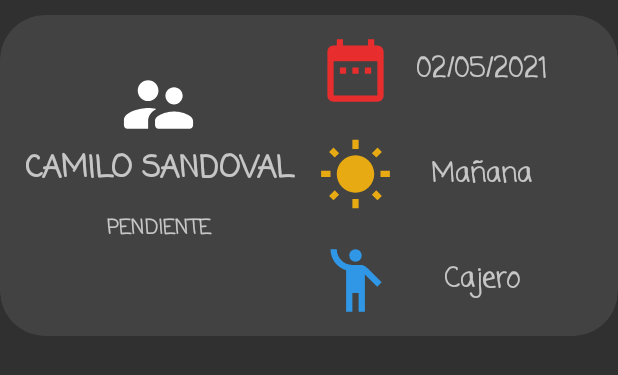
After one commit to JuanCa7/appMovilSena, an Android app: the layout card_turno.xml on its own in the app's theme, with its tools: preview values and no code run, on a phone screen of 412 x 824 dp. The commit adds this screen. Shown: the top 375 px of the screen. Run offline under Robolectric (Android 15) with nearby library versions, the phone set to English and light mode, and no system bars; network calls fail.

Commit message:
Funciona correctamente el listar turnos con cardview y listview

```diff
--- a/app/src/main/AndroidManifest.xml
+++ b/app/src/main/AndroidManifest.xml
@@ -1,7 +1,6 @@
 <?xml version="1.0" encoding="utf-8"?>
 <manifest xmlns:android="http://schemas.android.com/apk/res/android"
     package="com.example.controlpersonal">
-    <uses-permission android:name="android.permission.INTERNET" />
 
     <application
         android:allowBackup="true"
@@ -12,7 +11,8 @@
         android:supportsRtl="true"
         android:theme="@style/Theme.AppCompat.NoActionBar"
         android:usesCleartextTraffic="true">
-        <activity android:name=".listPersonas"></activity>
+        <activity android:name=".listTurnos"></activity>
+        <activity android:name=".listPersonas" />
         <activity android:name=".CrearTurno" />
         <activity android:name=".MainActivity" />
         <activity android:name=".FormCreatePersona" />
@@ -27,6 +27,6 @@
     </application>
     <uses-permission android:name="android.permission.ACCESS_NETWORK_STATE" />
 
-
+    <uses-permission android:name="android.permission.INTERNET" />
 
 </manifest>
--- a/app/src/main/java/com/example/controlpersonal/listPersonas.java
+++ b/app/src/main/java/com/example/controlpersonal/listPersonas.java
@@ -31,7 +31,7 @@ public class listPersonas extends AppCompatActivity {
 
     List<Persona> personaList;
 
-    RequestQueue requestQueueTurnos;
+    RequestQueue requestQueuePersonas;
     @Override
     protected void onCreate(Bundle savedInstanceState) {
         super.onCreate(savedInstanceState);
@@ -44,7 +44,7 @@ public class listPersonas extends AppCompatActivity {
         personaList = new ArrayList<>();
 
         //Inicializamos el request quee
-        requestQueueTurnos = Volley.newRequestQueue(this);
+        requestQueuePersonas = Volley.newRequestQueue(this);
 
         //Metodo para llenar la lista de personas
         mostrar();
@@ -80,7 +80,7 @@ public class listPersonas extends AppCompatActivity {
 
             }
         });
-        requestQueueTurnos.add(stringRequest);
+        requestQueuePersonas.add(stringRequest);
     }
 
 }
--- /dev/null
+++ b/app/src/main/res/drawable/cargo.xml
@@ -0,0 +1,6 @@
+<vector android:height="50dp" android:tint="#3097E7"
+    android:viewportHeight="24" android:viewportWidth="24"
+    android:width="50dp" xmlns:android="http://schemas.android.com/apk/res/android">
+    <path android:fillColor="@android:color/white" android:pathData="M12,4m-2,0a2,2 0,1 1,4 0a2,2 0,1 1,-4 0"/>
+    <path android:fillColor="@android:color/white" android:pathData="M15.89,8.11C15.5,7.72 14.83,7 13.53,7c-0.21,0 -1.42,0 -2.54,0C8.24,6.99 6,4.75 6,2H4c0,3.16 2.11,5.84 5,6.71V22h2v-6h2v6h2V10.05L18.95,14l1.41,-1.41L15.89,8.11z"/>
+</vector>
--- /dev/null
+++ b/app/src/main/res/drawable/sun.xml
@@ -0,0 +1,5 @@
+<vector android:height="50dp" android:tint="#E7AA12"
+    android:viewportHeight="24" android:viewportWidth="24"
+    android:width="50dp" xmlns:android="http://schemas.android.com/apk/res/android">
+    <path android:fillColor="@android:color/white" android:pathData="M6.76,4.84l-1.8,-1.79 -1.41,1.41 1.79,1.79 1.42,-1.41zM4,10.5L1,10.5v2h3v-2zM13,0.55h-2L11,3.5h2L13,0.55zM20.45,4.46l-1.41,-1.41 -1.79,1.79 1.41,1.41 1.79,-1.79zM17.24,18.16l1.79,1.8 1.41,-1.41 -1.8,-1.79 -1.4,1.4zM20,10.5v2h3v-2h-3zM12,5.5c-3.31,0 -6,2.69 -6,6s2.69,6 6,6 6,-2.69 6,-6 -2.69,-6 -6,-6zM11,22.45h2L13,19.5h-2v2.95zM3.55,18.54l1.41,1.41 1.79,-1.8 -1.41,-1.41 -1.79,1.8z"/>
+</vector>
--- /dev/null
+++ b/app/src/main/res/drawable/turnofecha.xml
@@ -0,0 +1,5 @@
+<vector android:height="50dp" android:tint="#E72D2D"
+    android:viewportHeight="24" android:viewportWidth="24"
+    android:width="50dp" xmlns:android="http://schemas.android.com/apk/res/android">
+    <path android:fillColor="@android:color/white" android:pathData="M9,11L7,11v2h2v-2zM13,11h-2v2h2v-2zM17,11h-2v2h2v-2zM19,4h-1L18,2h-2v2L8,4L8,2L6,2v2L5,4c-1.11,0 -1.99,0.9 -1.99,2L3,20c0,1.1 0.89,2 2,2h14c1.1,0 2,-0.9 2,-2L21,6c0,-1.1 -0.9,-2 -2,-2zM19,20L5,20L5,9h14v11z"/>
+</vector>
--- /dev/null
+++ b/app/src/main/res/drawable/userturno.xml
@@ -0,0 +1,5 @@
+<vector android:height="55dp" android:tint="#FFFFFF"
+    android:viewportHeight="24" android:viewportWidth="24"
+    android:width="55dp" xmlns:android="http://schemas.android.com/apk/res/android">
+    <path android:fillColor="@android:color/white" android:pathData="M16.5,12c1.38,0 2.49,-1.12 2.49,-2.5S17.88,7 16.5,7 14,8.12 14,9.5s1.12,2.5 2.5,2.5zM9,11c1.66,0 2.99,-1.34 2.99,-3S10.66,5 9,5 6,6.34 6,8s1.34,3 3,3zM16.5,14c-1.83,0 -5.5,0.92 -5.5,2.75L11,18c0,0.55 0.45,1 1,1h9c0.55,0 1,-0.45 1,-1v-1.25c0,-1.83 -3.67,-2.75 -5.5,-2.75zM9,13c-2.33,0 -7,1.17 -7,3.5L2,18c0,0.55 0.45,1 1,1h6v-2.25c0,-0.85 0.33,-2.34 2.37,-3.47C10.5,13.1 9.66,13 9,13z"/>
+</vector>
--- a/app/src/main/res/layout/card_persona.xml
+++ b/app/src/main/res/layout/card_persona.xml
@@ -8,10 +8,11 @@
 
 
     <androidx.cardview.widget.CardView
+        android:id="@+id/cardViewPersona"
         android:layout_width="match_parent"
         android:layout_height="wrap_content"
+        android:layout_marginVertical="10dp"
         android:visibility="visible"
-        android:layout_marginVertical="10dp"
         app:cardCornerRadius="30dp">
 
         <RelativeLayout
--- /dev/null
+++ b/app/src/main/res/layout/card_turno.xml
@@ -0,0 +1,92 @@
+<?xml version="1.0" encoding="utf-8"?>
+<LinearLayout
+    xmlns:android="http://schemas.android.com/apk/res/android"
+    xmlns:app="http://schemas.android.com/apk/res-auto"
+    android:layout_width="match_parent"
+    android:layout_height="match_parent"
+    android:orientation="vertical">
+
+
+    <androidx.cardview.widget.CardView
+        android:id="@+id/cardViewTurno"
+        android:layout_width="match_parent"
+        android:layout_height="wrap_content"
+        android:layout_marginVertical="10dp"
+        android:visibility="visible"
+        app:cardCornerRadius="30dp">
+
+        <RelativeLayout
+            android:layout_width="match_parent"
+            android:layout_height="wrap_content"
+            android:layout_margin="12dp"
+            android:gravity="center"
+            android:orientation="vertical">
+            <TextView
+                android:id="@+id/cardPersona"
+                android:drawableTop="@drawable/userturno"
+                android:layout_width="match_parent"
+                android:layout_height="wrap_content"
+                android:layout_marginEnd="200dp"
+                android:fontFamily="casual"
+                android:gravity="center"
+                android:layout_marginTop="20dp"
+                android:text="CAMILO SANDOVAL"
+                android:textSize="20dp"
+                android:textStyle="bold" />
+            <TextView
+                android:id="@+id/cardEstado"
+                android:layout_width="match_parent"
+                android:layout_height="wrap_content"
+                android:layout_marginEnd="200dp"
+                android:fontFamily="casual"
+                android:gravity="center"
+                android:layout_marginTop="120dp"
+                android:text="PENDIENTE"
+                android:textSize="13dp"
+                android:textStyle="bold" />
+            <RelativeLayout
+                android:layout_width="match_parent"
+                android:layout_height="wrap_content"
+                android:orientation="horizontal">
+                <TextView
+                    android:id="@+id/cardFecha"
+                    android:layout_width="match_parent"
+                    android:layout_height="wrap_content"
+                    android:layout_marginStart="180dp"
+                    android:drawableLeft="@drawable/turnofecha"
+                    android:paddingHorizontal="20dp"
+                    android:fontFamily="casual"
+                    android:gravity="center"
+                    android:text="02/05/2021"
+                    android:textSize="18dp"
+                    android:textStyle="bold" />
+                <TextView
+                    android:id="@+id/cardJornada"
+                    android:layout_width="match_parent"
+                    android:layout_height="wrap_content"
+                    android:layout_marginStart="180dp"
+                    android:layout_marginTop="70dp"
+                    android:drawableLeft="@drawable/sun"
+                    android:paddingHorizontal="20dp"
+                    android:fontFamily="casual"
+                    android:gravity="center"
+                    android:text="Mañana"
+                    android:textSize="18dp"
+                    android:textStyle="bold" />
+                <TextView
+                    android:id="@+id/cardCargo"
+                    android:layout_width="match_parent"
+                    android:layout_height="wrap_content"
+                    android:layout_marginStart="180dp"
+                    android:layout_marginTop="140dp"
+                    android:drawableLeft="@drawable/cargo"
+                    android:paddingHorizontal="20dp"
+                    android:fontFamily="casual"
+                    android:gravity="center"
+                    android:text="Cajero"
+                    android:textSize="18dp"
+                    android:textStyle="bold" />
+            </RelativeLayout>
+        </RelativeLayout>
+    </androidx.cardview.widget.CardView>
+</LinearLayout>
```
Also changed, not shown: app/src/main/java/com/example/controlpersonal/Adapter.java (+11 -1 lines), app/src/main/java/com/example/controlpersonal/AdapterTurno.java (added, +63 -0 lines), app/src/main/java/com/example/controlpersonal/ClasesBd/Turno.java (added, +119 -0 lines), app/src/main/java/com/example/controlpersonal/Menu.java (+10 -1 lines), app/src/main/java/com/example/controlpersonal/listTurnos.java (added, +87 -0 lines), app/src/main/res/layout/activity_list_turnos.xml (added, +15 -0 lines).
